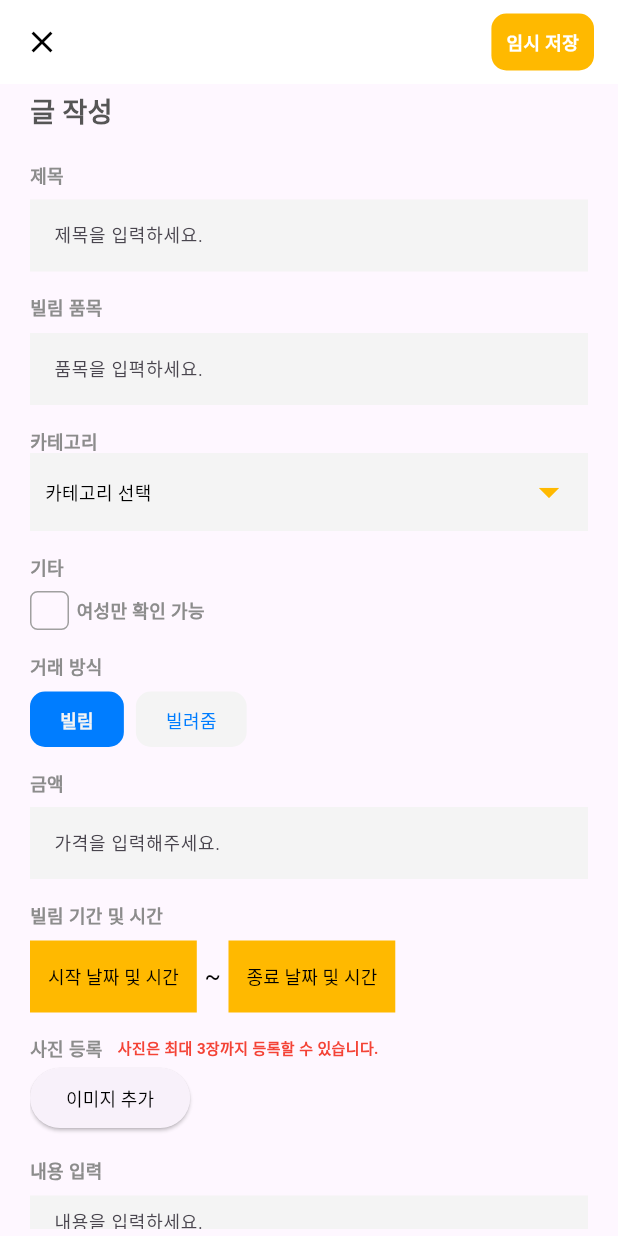
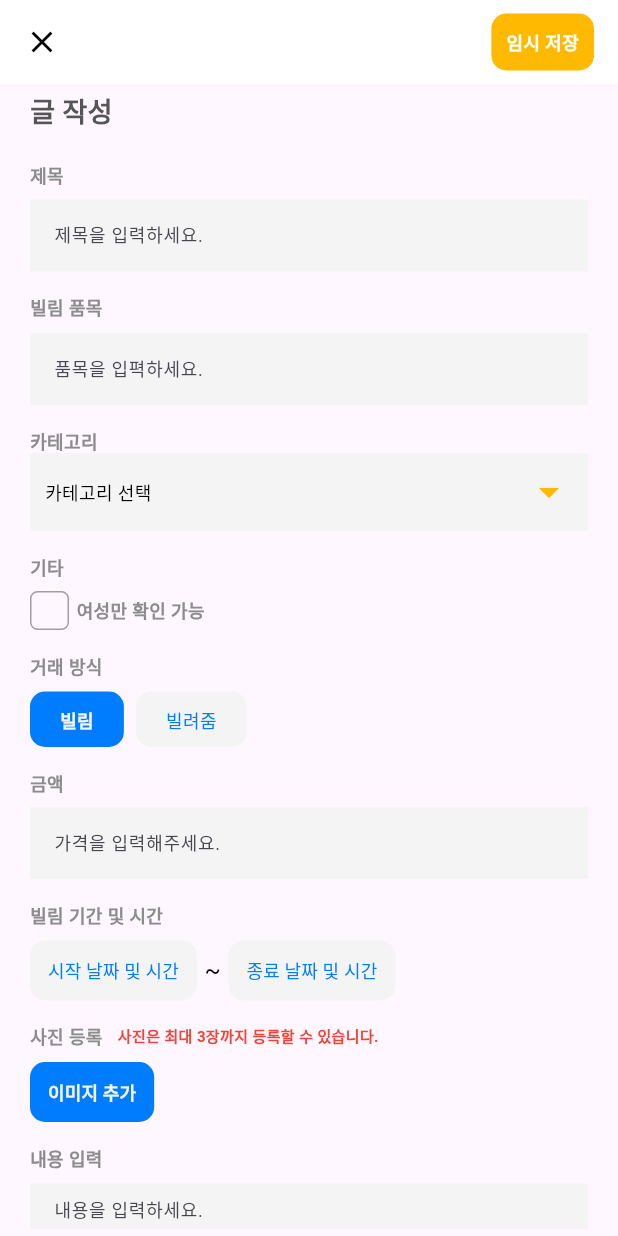
Before and after one commit to billimiut/billimiut_app, a Flutter app: the PostWritingScreen screen opened directly, on a phone screen of 412 x 824 dp. Run offline on Flutter 3.47's test engine with Material 3 defaults, Android fonts, the phone set to English and light mode, and no system bars; our stand-ins replace cloud_firestore, firebase_core, firebase_storage, flutter_datetime_picker_plus, flutter_dotenv, flutter_svg and 5 more; accounts and stored records are empty.

Commit message:
Unify the button design of the post_writing_screen.

```diff
--- a/lib/screens/post_writing_screen.dart
+++ b/lib/screens/post_writing_screen.dart
@@ -563,6 +563,7 @@ class _PostWritingScreenState extends State<PostWritingScreen> {
                 ),
               ],
             ),
+            const SizedBox(height: 8),
             const ImageUploader(),
             const SizedBox(
               height: 15,
--- a/lib/widgets/date_time_picker.dart
+++ b/lib/widgets/date_time_picker.dart
@@ -15,6 +15,9 @@ class DateTimePicker extends StatefulWidget {
 
 class _DateTimePickerState extends State<DateTimePicker> {
   late String datetimeText;
+  Color containerColor = const Color(0xFFF4F4F4);
+  Color textColor = const Color(0xff007DFF);
+  FontWeight fontWeight = FontWeight.w400;
 
   @override
   void initState() {
@@ -25,11 +28,20 @@ class _DateTimePickerState extends State<DateTimePicker> {
   @override
   Widget build(BuildContext context) {
     return Container(
+      height: 40,
       decoration: BoxDecoration(
-        color: const Color(0xFFFFB900),
-        borderRadius: BorderRadius.circular(.0),
+        color: containerColor,
+        borderRadius: BorderRadius.circular(10),
       ),
       child: TextButton(
+        child: Text(
+          datetimeText,
+          style: TextStyle(
+            fontSize: 12,
+            fontWeight: fontWeight,
+            color: textColor,
+          ),
+        ),
         onPressed: () {
           DatePicker.showDateTimePicker(context,
               showTitleActions: true,
@@ -40,17 +52,13 @@ class _DateTimePickerState extends State<DateTimePicker> {
               DateFormat formatter = DateFormat('yyyy-MM-dd HH:mm');
               datetimeText = formatter.format(date);
               widget.onDateSelected(date);
+              Color tempColor = containerColor;
+              containerColor = textColor;
+              textColor = tempColor;
+              fontWeight = FontWeight.w600;
             });
           }, currentTime: DateTime.now(), locale: LocaleType.ko);
         },
-        child: Text(
-          datetimeText,
-          style: const TextStyle(
-            fontSize: 12,
-            fontWeight: FontWeight.w400,
-            color: Colors.black,
-          ),
-        ),
       ),
     );
   }
--- a/lib/widgets/image_uploader.dart
+++ b/lib/widgets/image_uploader.dart
@@ -58,14 +58,21 @@ class _ImageUploaderState extends State<ImageUploader> {
     return Column(
       crossAxisAlignment: CrossAxisAlignment.start,
       children: [
-        ElevatedButton(
-          onPressed: () => _pickImage(ImageSource.gallery),
-          child: const Text(
-            '이미지 추가',
-            style: TextStyle(
-              fontSize: 12,
-              fontWeight: FontWeight.w400,
-              color: Colors.black,
+        Container(
+          decoration: BoxDecoration(
+            color: const Color(0xff007DFF),
+            borderRadius: BorderRadius.circular(10),
+          ),
+          height: 40,
+          child: TextButton(
+            onPressed: () => _pickImage(ImageSource.gallery),
+            child: const Text(
+              '이미지 추가',
+              style: TextStyle(
+                fontSize: 12,
+                fontWeight: FontWeight.w600,
+                color: Color(0xFFF4F4F4),
+              ),
             ),
           ),
         ),
```
